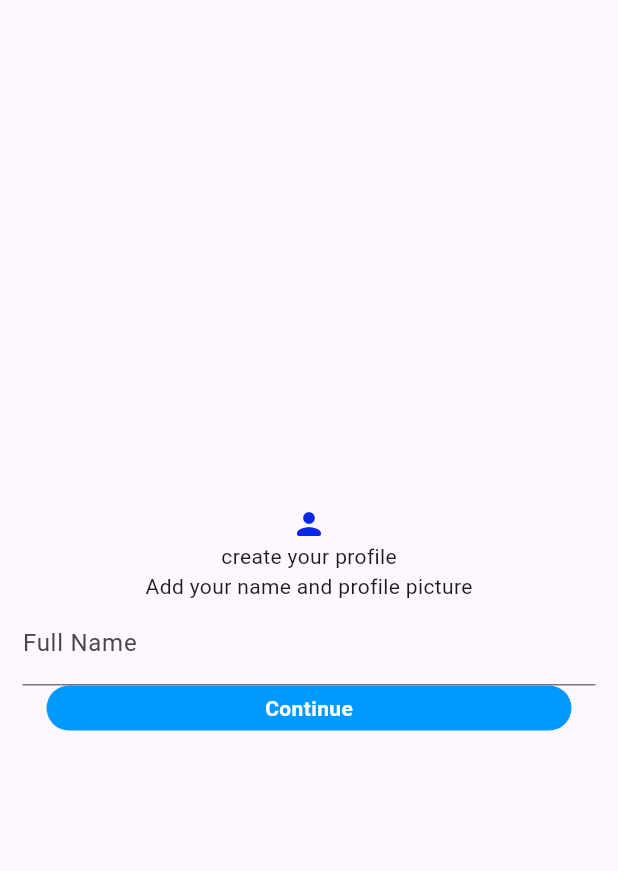
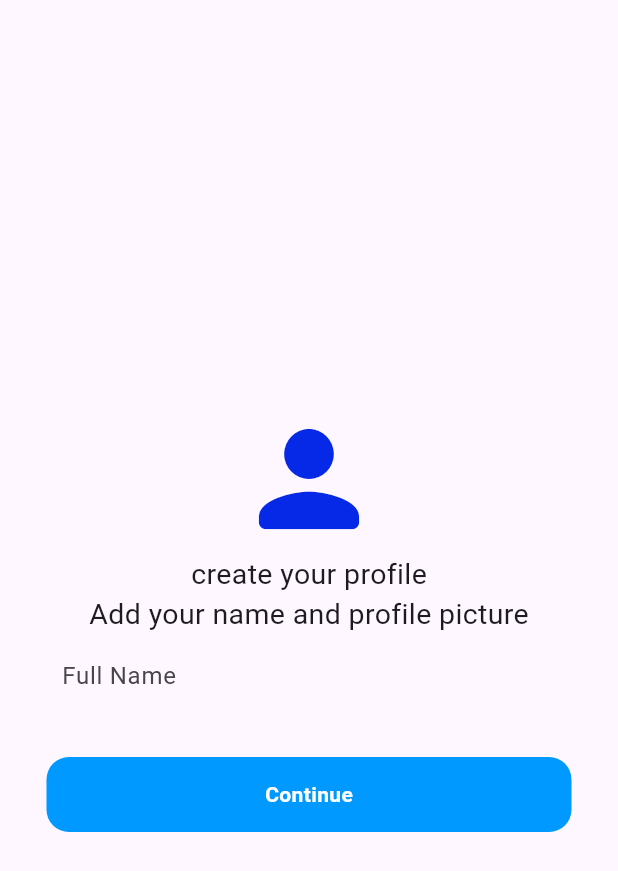
Before and after one commit to amiraymin/EraaSoft, a Flutter app: the screen it shows after launch, on a phone screen of 412 x 824 dp. Shown: the top 871 px of the screen. Run offline on Flutter 3.47's test engine with Material 3 defaults, Android fonts, the phone set to English and light mode, and no system bars; our stand-ins replace flutter_screenutil.

Commit message:
add login Screen

```diff
--- a/lib/features/home/home_screen.dart
+++ b/lib/features/home/home_screen.dart
@@ -5,6 +5,10 @@ class HomeScreen extends StatelessWidget {
 
   @override
   Widget build(BuildContext context) {
-    return const Placeholder();
+    return Scaffold(
+      body: Column(
+
+      ),
+    );
   }
 }
--- a/lib/features/log/login_screen.dart
+++ b/lib/features/log/login_screen.dart
@@ -1,3 +1,4 @@
+import 'package:apptask/features/home/home_screen.dart';
 import 'package:flutter/material.dart';
 import 'package:flutter_screenutil/flutter_screenutil.dart';
 
@@ -7,23 +8,46 @@ class LoginScreen extends StatelessWidget {
   @override
   Widget build(BuildContext context) {
     return Scaffold(
-      body: Padding(
-        padding: const EdgeInsets.all(15.0),
+      body: SafeArea(
+        child: Center(
           child: Column(
             mainAxisAlignment: MainAxisAlignment.center,
             crossAxisAlignment: CrossAxisAlignment.center,
             children: [
-            Icon(Icons.person_rounded, color: Color.fromARGB(255, 6, 40, 231)),
-            Text("create your profile"),
-            Text("Add your name and profile picture"),
-            TextFormField(
+              Icon(
+                Icons.person_rounded,
+                color: Color.fromARGB(255, 6, 40, 231),
+                size: 100,
+              ),
+              Text("create your profile", style: TextStyle(fontSize: 19)),
+              Text(
+                "Add your name and profile picture",
+                style: TextStyle(fontSize: 19),
+              ),
+              SizedBox(
+                width: 300.w,
+                child: TextFormField(
                   onTapUpOutside: (v) {
                     FocusScope.of(context).unfocus();
                   },
-              decoration: InputDecoration(labelText: "Full Name"),
+                  decoration: InputDecoration(
+                    labelText: "Full Name",
+                    border: InputBorder.none,
                     ),
-            Container(
-              height: 30,
+
+                ),
+              ),
+              25.verticalSpace,
+              InkWell(
+                onTap: () {
+                  Navigator.push(
+                    context,
+                     MaterialPageRoute(
+                      builder: (context) => const HomeScreen(),
+                      ));
+                },
+                child: Container(
+                  height: 50,
                   width: 350,
                   decoration: BoxDecoration(
                     color: Color.fromARGB(255, 0, 153, 255),
@@ -39,7 +63,9 @@ class LoginScreen extends StatelessWidget {
                     ),
                   ),
                 ),
+              ),
             ],
+          ),
         ),
       ),
     );
--- a/lib/my_app.dart
+++ b/lib/my_app.dart
@@ -1,13 +1,19 @@
 import 'package:apptask/features/log/login_screen.dart';
 import 'package:flutter/material.dart';
+import 'package:flutter_screenutil/flutter_screenutil.dart';
 
 class MyApp extends StatelessWidget {
   const MyApp({super.key});
 
   @override
   Widget build(BuildContext context) {
-    return const MaterialApp(
-      home: LoginScreen(),
+    return ScreenUtilInit(
+      designSize: Size(375, 812),
+      minTextAdapt: true,
+      splitScreenMode: true,
+      child: MaterialApp(
+        home: LoginScreen(),
+      ),
     );
   }
 }
```
Lines whose indentation alone changed are shown as unchanged.
